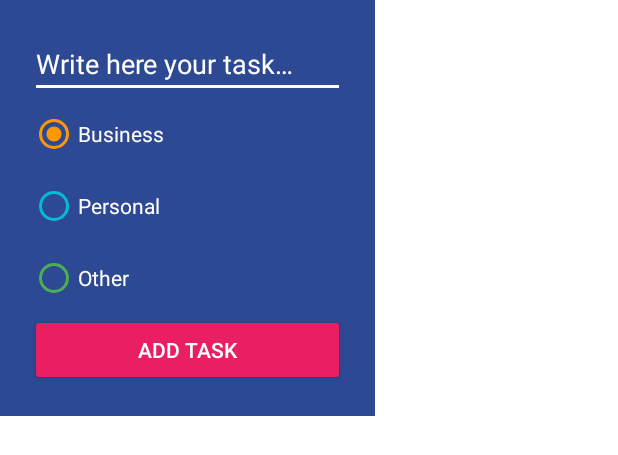
After one commit to Nestor162/SimpleToDoApp, an Android app: the layout dialog_new_task.xml on its own in the app's theme, with its tools: preview values and no code run, on a phone screen of 412 x 824 dp. The commit adds this screen. Shown: the top 455 px of the screen. Run offline under Robolectric (Android 15) with nearby library versions, the light colour scheme and no system bars.

Commit message:
Add dialog layout

```diff
--- a/app/src/main/java/com/nestorcicardini/simpletodoapp/ToDoActivity.kt
+++ b/app/src/main/java/com/nestorcicardini/simpletodoapp/ToDoActivity.kt
@@ -1,9 +1,11 @@
 package com.nestorcicardini.simpletodoapp
 
+import android.app.Dialog
 import android.os.Bundle
 import androidx.appcompat.app.AppCompatActivity
 import androidx.recyclerview.widget.LinearLayoutManager
 import androidx.recyclerview.widget.RecyclerView
+import com.google.android.material.floatingactionbutton.FloatingActionButton
 
 class ToDoActivity : AppCompatActivity() {
 
@@ -11,7 +13,6 @@ class ToDoActivity : AppCompatActivity() {
         TaskCategory.Business,
         TaskCategory.Personal,
         TaskCategory.Other
-
     )
 
     private var tasks = mutableListOf(
@@ -24,17 +25,20 @@ class ToDoActivity : AppCompatActivity() {
     private lateinit var categoriesAdapter: CategoriesAdapter
     private lateinit var rvTasks: RecyclerView
     private lateinit var taskAdapter: TaskAdapter
+    private lateinit var fabAddTask: FloatingActionButton
     override fun onCreate(savedInstanceState: Bundle?) {
         super.onCreate(savedInstanceState)
         setContentView(R.layout.activity_to_do)
         initComponent()
         initUI()
+        initListeners()
     }
 
 
     private fun initComponent() {
         rvCategories = findViewById(R.id.rvCategories)
         rvTasks = findViewById(R.id.rvTasks)
+        fabAddTask = findViewById(R.id.fabAddTask)
     }
 
     private fun initUI() {
@@ -48,4 +52,16 @@ class ToDoActivity : AppCompatActivity() {
             LinearLayoutManager(this)
         rvTasks.adapter = taskAdapter
     }
+
+    private fun initListeners() {
+        fabAddTask.setOnClickListener { showDialog() }
+
+    }
+
+    private fun showDialog() {
+        val dialog = Dialog(this)
+        dialog.setContentView(R.layout.dialog_new_task)
+        dialog.show()
+    }
+
 }
--- /dev/null
+++ b/app/src/main/res/layout/dialog_new_task.xml
@@ -0,0 +1,59 @@
+<?xml version="1.0" encoding="utf-8"?>
+<androidx.appcompat.widget.LinearLayoutCompat xmlns:android="http://schemas.android.com/apk/res/android"
+    android:layout_width="250dp"
+    android:layout_height="wrap_content"
+    android:background="@color/background_app"
+    android:orientation="vertical"
+    android:padding="20dp"
+
+    >
+
+    <androidx.appcompat.widget.AppCompatEditText
+        android:id="@+id/etTask"
+        android:layout_width="match_parent"
+        android:layout_height="wrap_content"
+        android:backgroundTint="@color/white"
+        android:hint="@string/write_task"
+        android:textColor="@color/white"
+        android:textColorHint="@color/white" />
+
+    <RadioGroup
+        android:id="@+id/rgCategories"
+        android:layout_width="match_parent"
+        android:layout_height="wrap_content">
+
+        <androidx.appcompat.widget.AppCompatRadioButton
+            android:id="@+id/rbBusiness"
+            android:layout_width="match_parent"
+            android:layout_height="wrap_content"
+            android:buttonTint="@color/business_category"
+            android:checked="true"
+            android:text="@string/business"
+            android:textColor="@color/white" />
+
+        <androidx.appcompat.widget.AppCompatRadioButton
+            android:id="@+id/rbPersonal"
+            android:layout_width="match_parent"
+            android:layout_height="wrap_content"
+            android:buttonTint="@color/personal_category"
+            android:text="@string/personal"
+            android:textColor="@color/white" />
+
+        <androidx.appcompat.widget.AppCompatRadioButton
+            android:id="@+id/rbOther"
+            android:layout_width="match_parent"
+            android:layout_height="wrap_content"
+            android:buttonTint="@color/other_category"
+            android:text="@string/other"
+            android:textColor="@color/white" />
+    </RadioGroup>
+
+    <androidx.appcompat.widget.AppCompatButton
+        android:id="@+id/btnTaskAdd"
+        android:layout_width="match_parent"
+        android:layout_height="wrap_content"
+        android:backgroundTint="@color/accent"
+        android:text="@string/add_task"
+        android:textColor="@color/white" />
+
+</androidx.appcompat.widget.LinearLayoutCompat>
--- a/app/src/main/res/values/strings.xml
+++ b/app/src/main/res/values/strings.xml
@@ -7,4 +7,6 @@
     <string name="other">Other</string>
     <string name="personal">Personal</string>
     <string name="add_a_task">Add a task</string>
+    <string name="write_task">Write here your task…</string>
+    <string name="add_task">Add task</string>
 </resources>
```
Also changed, not shown: 2 other files.
